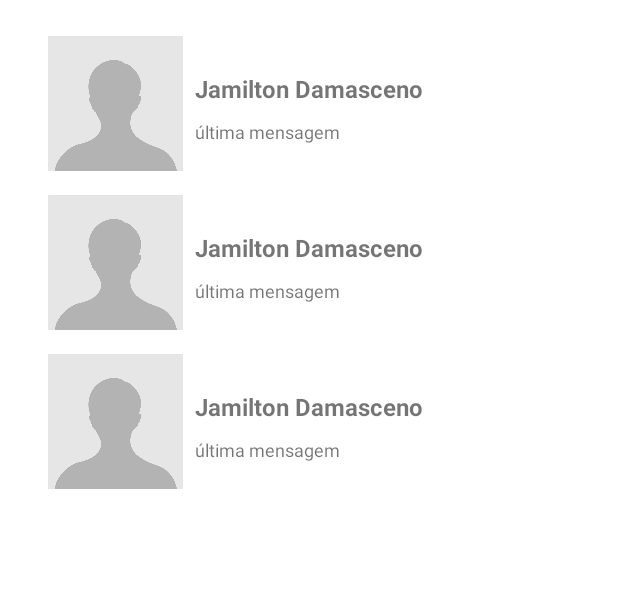
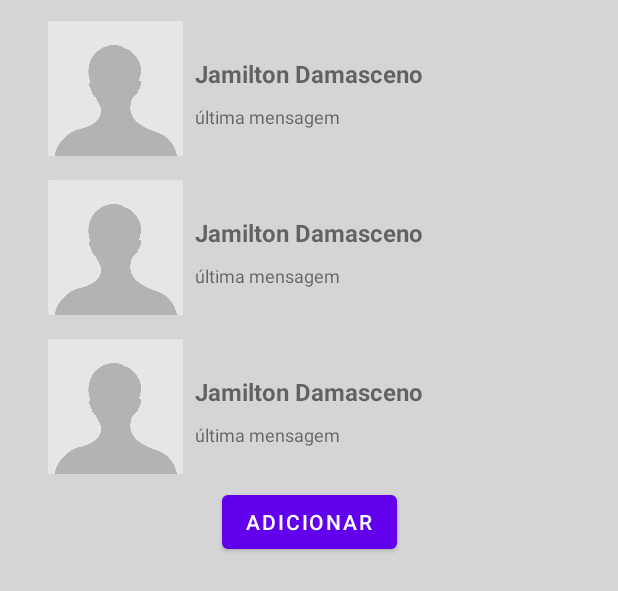
Before and after one commit to jonas8623/example_collections, an Android app: the layout activity_recycler_view.xml on its own in the app's theme, with its tools: preview values and no code run, on a phone screen of 412 x 824 dp. Shown: the top 591 px of the screen. Run offline under Robolectric (Android 15) with nearby library versions, the phone set to English and light mode, and no system bars.

Commit message:
recycler view

```diff
--- a/app/src/main/res/layout/activity_recycler_view.xml
+++ b/app/src/main/res/layout/activity_recycler_view.xml
@@ -1,28 +1,41 @@
 <?xml version="1.0" encoding="utf-8"?>
-<androidx.constraintlayout.widget.ConstraintLayout xmlns:android="http://schemas.android.com/apk/res/android"
+<ScrollView xmlns:android="http://schemas.android.com/apk/res/android"
     xmlns:app="http://schemas.android.com/apk/res-auto"
     xmlns:tools="http://schemas.android.com/tools"
     android:layout_width="match_parent"
-    android:layout_height="match_parent"
+    android:layout_height="match_parent">
+
+    <androidx.constraintlayout.widget.ConstraintLayout
+        android:layout_width="match_parent"
+        android:layout_height="wrap_content"
         tools:context=".RecyclerViewActivity">
 
         <androidx.recyclerview.widget.RecyclerView
             android:id="@+id/recycler_view"
             android:layout_width="0dp"
-        android:layout_height="0dp"
+            android:layout_height="wrap_content"
             android:layout_marginStart="16dp"
-        android:layout_marginTop="16dp"
             android:layout_marginEnd="16dp"
-        android:layout_marginBottom="16dp"
             app:layout_constraintBottom_toBottomOf="parent"
             app:layout_constraintEnd_toEndOf="parent"
-        app:layout_constraintHorizontal_bias="0.5"
+            app:layout_constraintHorizontal_bias="0.0"
             app:layout_constraintStart_toStartOf="parent"
             app:layout_constraintTop_toTopOf="parent"
-        app:layout_constraintVertical_bias="0.5"
+            app:layout_constraintVertical_bias="0.114"
             tools:listitem="@layout/item_lista" />
+
+        <Button
+            android:id="@+id/addItemButton"
+            android:layout_width="wrap_content"
+            android:layout_height="wrap_content"
+            android:text="Adicionar"
+            app:layout_constraintBottom_toBottomOf="parent"
+            app:layout_constraintEnd_toEndOf="parent"
+            app:layout_constraintStart_toStartOf="parent"
+            app:layout_constraintTop_toBottomOf="@+id/recycler_view" />
     </androidx.constraintlayout.widget.ConstraintLayout>
 
+</ScrollView>
 <!--
 LinearLayoutHorizontal
         app:layoutManager="androidx.recyclerview.widget.LinearLayoutManager"
--- a/app/src/main/res/values/colors.xml
+++ b/app/src/main/res/values/colors.xml
@@ -7,4 +7,5 @@
     <color name="teal_700">#FF018786</color>
     <color name="black">#FF000000</color>
     <color name="white">#FFFFFFFF</color>
+    <color name="gray">#D5D5D5</color>
 </resources>
--- a/app/src/main/res/values/themes.xml
+++ b/app/src/main/res/values/themes.xml
@@ -12,5 +12,6 @@
         <!-- Status bar color. -->
         <item name="android:statusBarColor">?attr/colorPrimaryVariant</item>
         <!-- Customize your theme here. -->
+        <item name="android:windowBackground">@color/gray</item>
     </style>
 </resources>
```
Also changed, not shown: app/src/main/java/com/example/aulacolecoes/MensagemAdapter.kt (+42 -7 lines), app/src/main/java/com/example/aulacolecoes/RecyclerViewActivity.kt (+41 -4 lines), app/src/main/res/layout/item_card_view.xml (added, +64 -0 lines). Lines whose indentation alone changed are shown as unchanged.
